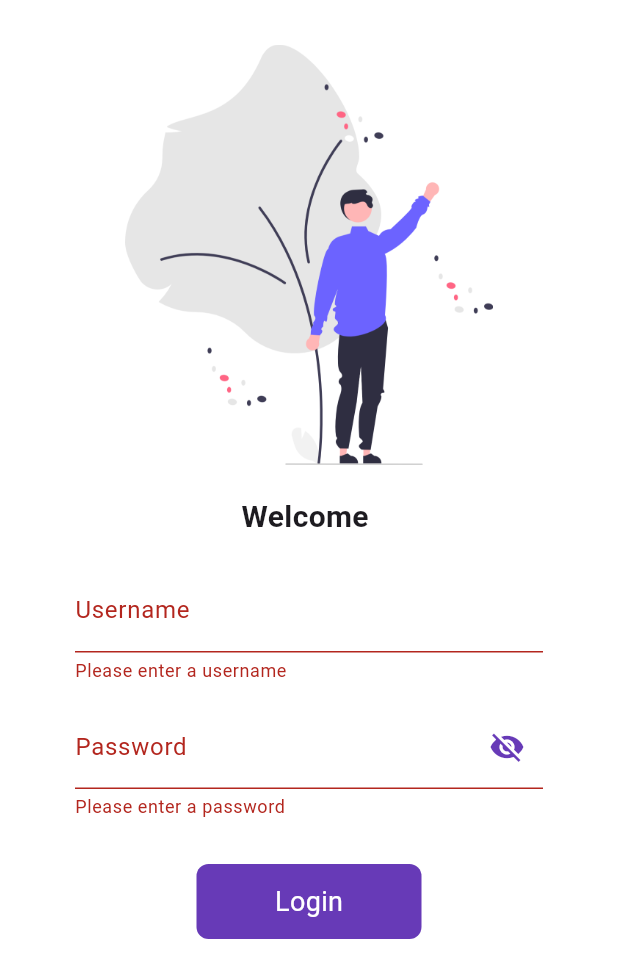
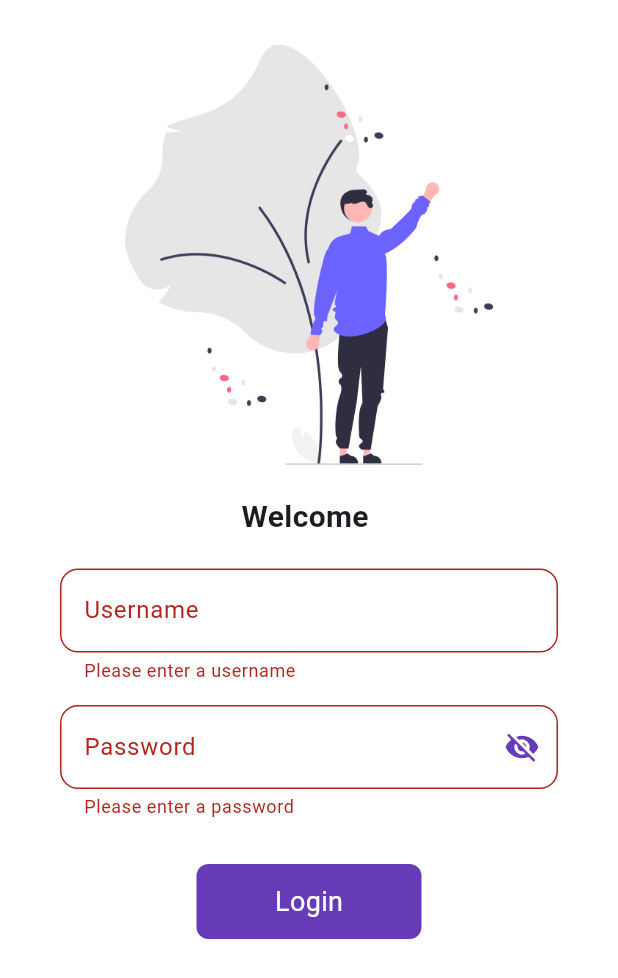
Before and after one commit to abdulsamad-110/my_flutter_app, a Flutter app: the screen it shows after launch, after a tap on "Login", on a phone screen of 412 x 824 dp. Shown: the top 978 px of the screen. Run offline on Flutter 3.47's test engine with Material 3 defaults, Android fonts, the phone set to English and light mode, and no system bars.

Commit message:
updated login page..add focusnode and customtextfield

```diff
--- a/lib/ui/pages/login/login_page.dart
+++ b/lib/ui/pages/login/login_page.dart
@@ -1,5 +1,6 @@
 import 'package:flutter/material.dart';
 import 'package:my_flutter_app/ui/utils/routes.dart';
+import 'package:my_flutter_app/ui/widgets/custom_textfield.dart';
 
 class LoginPage extends StatefulWidget {
   const LoginPage({super.key});
@@ -15,7 +16,12 @@ class LoginPageState extends State<LoginPage> {
   bool changeButton = false;
   bool obscurePassword = true;
 
-  // Validation function for username
+
+  // Define FocusNodes
+  FocusNode usernameFocus = FocusNode();
+  FocusNode passFocus = FocusNode();
+
+  ///// Validation function for username
   String? validateUsername(String? value) {
     if (value == null || value.isEmpty) {
       return 'Please enter a username';
@@ -23,15 +29,16 @@ class LoginPageState extends State<LoginPage> {
     return null;
   }
 
-  // Validation function for password
+  ///// Validation function for password
   String? validatePassword(String? value) {
     if (value == null || value.isEmpty) {
       return 'Please enter a password';
-    } else if (value.length < 6) {
-      return 'Password must be at least 6 characters';
+    } else if (value.length < 5) {
+      return 'Password must be at least 5 characters';
     }
     return null;
   }
+
 
   @override
   Widget build(BuildContext context) {
@@ -46,7 +53,7 @@ class LoginPageState extends State<LoginPage> {
           ),
           child: Column(
             children: [
-              // Welcome Image
+              ///// Welcome Image
               Image.asset(
                 'assets/images/welcome.png',
                 height: 280,
@@ -55,7 +62,7 @@ class LoginPageState extends State<LoginPage> {
               ),
               const SizedBox(height: 20.0),
 
-              // Welcome Text
+              ///// Welcome Text
               Text(
                 'Welcome $username',
                 style: const TextStyle(
@@ -68,27 +75,28 @@ class LoginPageState extends State<LoginPage> {
               Form(
                 key: _formKey,
                 child: Padding(
-                  padding: const EdgeInsets.symmetric(horizontal: 30.0),
+                  padding: const EdgeInsets.symmetric(horizontal: 20.0),
                   child: Column(
                     children: [
-                      // Username Field
-                      TextFormField(
-                        decoration: const InputDecoration(
+                      ///// Username CustomTextField
+                      CustomTextField(
                         labelText: "Username",
                         hintText: "Enter username",
-                        ),
-                        validator: validateUsername,
                         onChanged: (value) {
                           setState(() {
                             username = value;
                           });
                         },
+                        focusNode: usernameFocus,
+                        validator: validateUsername,
+                        onSubmit: () {
+                          FocusScope.of(context).requestFocus(passFocus);
+                        },
                       ),
                       const SizedBox(height: 15.0),
 
-                      // Password Field
-                      TextFormField(
-                        decoration: InputDecoration(
+                      ///// Password CustomTextField
+                      CustomTextField(
                         labelText: "Password",
                         hintText: "Enter password",
                         suffixIcon: IconButton(
@@ -104,7 +112,7 @@ class LoginPageState extends State<LoginPage> {
                             });
                           },
                         ),
-                        ),
+                        focusNode: passFocus,
                         obscureText: obscurePassword,
                         validator: validatePassword,
                         onChanged: (value) {
@@ -115,7 +123,7 @@ class LoginPageState extends State<LoginPage> {
                       ),
                       const SizedBox(height: 30.0),
 
-                      // Animated Login Button
+                      ///// Animated Login Button
                       InkWell(
                         onTap: () async {
                           if (_formKey.currentState?.validate() ?? false) {
@@ -147,7 +155,9 @@ class LoginPageState extends State<LoginPage> {
                               : const Text(
                                   'Login',
                                   style: TextStyle(
-                                      fontSize: 18, color: Colors.white),
+                                    fontSize: 18,
+                                    color: Colors.white,
+                                  ),
                                 ),
                         ),
                       ),
--- a/lib/ui/widgets/custom_textfield.dart
+++ b/lib/ui/widgets/custom_textfield.dart
@@ -6,25 +6,56 @@ class CustomTextField extends StatelessWidget {
   final bool obscureText;
   final ValueChanged<String> onChanged;
   final Widget? suffixIcon;
+  final String? Function(String?)? validator;
+  final FocusNode? focusNode;
+  final VoidCallback? onSubmit; // Add onSubmit callback
 
   const CustomTextField({
+    super.key,
     required this.labelText,
     required this.hintText,
     required this.onChanged,
     this.obscureText = false,
-    this.suffixIcon, required String? Function(String? value) validator,
+    this.suffixIcon,
+    this.validator,
+    this.focusNode,
+    this.onSubmit, // Accept onSubmit callback
   });
 
   @override
   Widget build(BuildContext context) {
     return TextFormField(
+      focusNode: focusNode,
       obscureText: obscureText,
       decoration: InputDecoration(
         hintText: hintText,
         labelText: labelText,
         suffixIcon: suffixIcon,
+        border: OutlineInputBorder(
+          borderRadius: BorderRadius.circular(12.0),
+        ),
+        focusedBorder: OutlineInputBorder(
+          borderRadius: BorderRadius.circular(12.0),
+          borderSide: const BorderSide(
+            color: Colors.black,
+            width: 1.0,
+          ),
+        ),
+        enabledBorder: OutlineInputBorder(
+          borderRadius: BorderRadius.circular(12.0),
+          borderSide: const BorderSide(
+            color: Colors.grey,
+            width: 1.5,
+          ),
+        ),
       ),
       onChanged: onChanged,
+      validator: validator,
+      onFieldSubmitted: (value) {
+        if (onSubmit != null) {
+          onSubmit!(); // Call onSubmit when the user submits the text
+        }
+      },
     );
   }
 }
```
Lines whose indentation alone changed are shown as unchanged.
